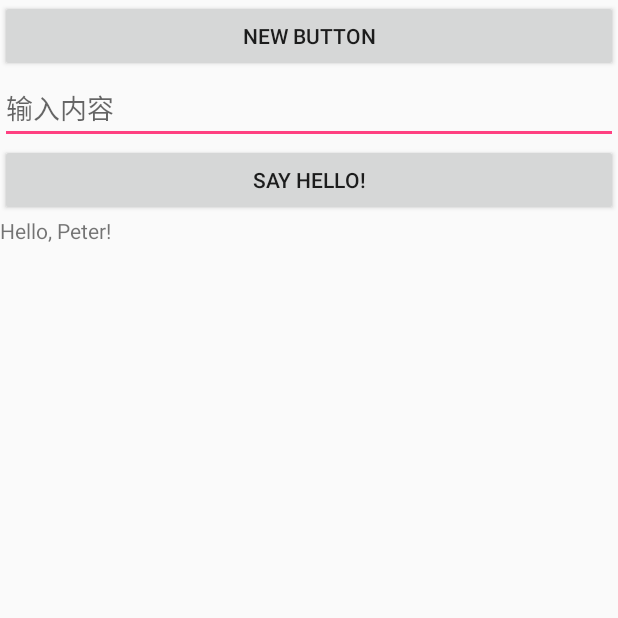
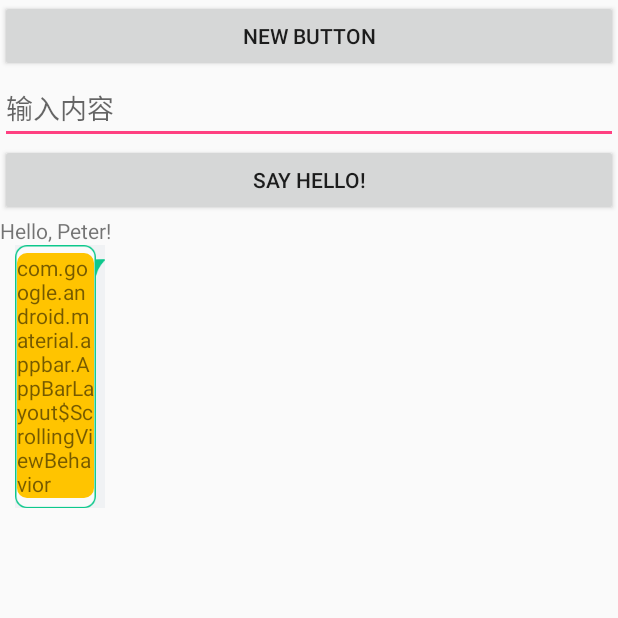
Before and after one commit to FreeVic/DemoTest, an Android app: the screen it shows after launch (RestartActivity), on a phone screen of 412 x 824 dp, the top half of it. Run offline under Robolectric (Android 15) with nearby library versions, the light colour scheme and no system bars; our stand-ins replace ButterKnife; libraries missing offline, so code that uses them is left out: com.pinyinsearch.model, com.pinyinsearch.util; 3 statements that could not run were skipped.

Commit message:
提交测试

```diff
--- /dev/null
+++ b/app/src/main/res/drawable/bg_text.xml
@@ -0,0 +1,8 @@
+<?xml version="1.0" encoding="utf-8"?>
+<shape xmlns:android="http://schemas.android.com/apk/res/android"
+       android:shape="rectangle">
+
+    <corners android:radius="6.5dp"/>
+    <solid android:color="@color/ambera400"/>
+
+</shape><!-- From: file:/C:/worksapce/Eclite5006/AndroidEcLite43/app/src/main/res/drawable/team_customer_rect_normal.xml -->
--- a/app/src/main/res/layout/activity_restart.xml
+++ b/app/src/main/res/layout/activity_restart.xml
@@ -4,23 +4,32 @@
     android:layout_width="match_parent"
     android:layout_height="match_parent"
     android:orientation="vertical"
-    >
+>
 
     <Button
+        android:id="@+id/button"
         android:layout_width="match_parent"
         android:layout_height="wrap_content"
-        android:text="New Button"
-        android:id="@+id/button"/>
+        android:text="New Button"/>
 
-    <EditText android:layout_width="match_parent" android:layout_height="wrap_content"
-              android:id="@+id/et"
-    android:hint="输入内容"/>
-    <Button  android:id="@+id/btn" android:layout_width="match_parent"
-             android:layout_height="wrap_content"
-    android:text="Say hello!"/>
+    <EditText android:id="@+id/et" android:layout_width="match_parent"
+              android:layout_height="wrap_content"
+              android:hint="输入内容"/>
+    <Button android:id="@+id/btn" android:layout_width="match_parent"
+            android:layout_height="wrap_content"
+            android:text="Say hello!"/>
 
-    <TextView android:layout_width="match_parent" android:layout_height="wrap_content"
-              android:id="@+id/tv"
+    <TextView android:id="@+id/tv" android:layout_width="match_parent"
+              android:layout_height="wrap_content"
               android:text="Hello, Peter!"/>
+    <LinearLayout android:layout_width="60dp" android:layout_height="wrap_content"
+                  android:layout_marginLeft="10dp"
+                  android:background="@drawable/bg" >
+        <TextView android:layout_width="wrap_content" android:layout_height="wrap_content"
+                  android:text="@string/appbar_scrolling_view_behavior"
+                  android:background="@drawable/bg_text"
+        />
+
+    </LinearLayout>
 
 </LinearLayout>
```
Also changed, not shown: app/src/main/res/drawable-xhdpi/bg.9.png (added), 1 other file.
